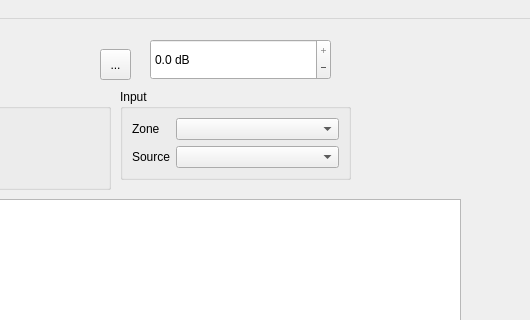
Above: pyyamamainwindow.ui from jaakkojulin/pyyama before the change; both pictures show x 270 to 800 and y 0 to 320 of the 800 by 600 pixel window. Below: the same form after it.
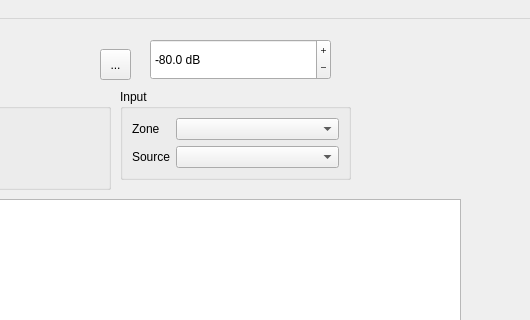
That is the form after the change. Icons and pictures are not drawn.

Commit message: Make use of the new icon and small tuning.

What changed in the file:
```diff
--- a/pyyamamainwindow.ui
+++ b/pyyamamainwindow.ui
@@ -192,6 +192,12 @@
     <property name="maximum">
      <double>0.000000000000000</double>
     </property>
+    <property name="singleStep">
+     <double>0.500000000000000</double>
+    </property>
+    <property name="value">
+     <double>-80.000000000000000</double>
+    </property>
    </widget>
   </widget>
   <widget class="QMenuBar" name="menubar">
```
Left out of the diff: 2 changed lines with no effect on the pictures. The commit also changes 1 other file.
